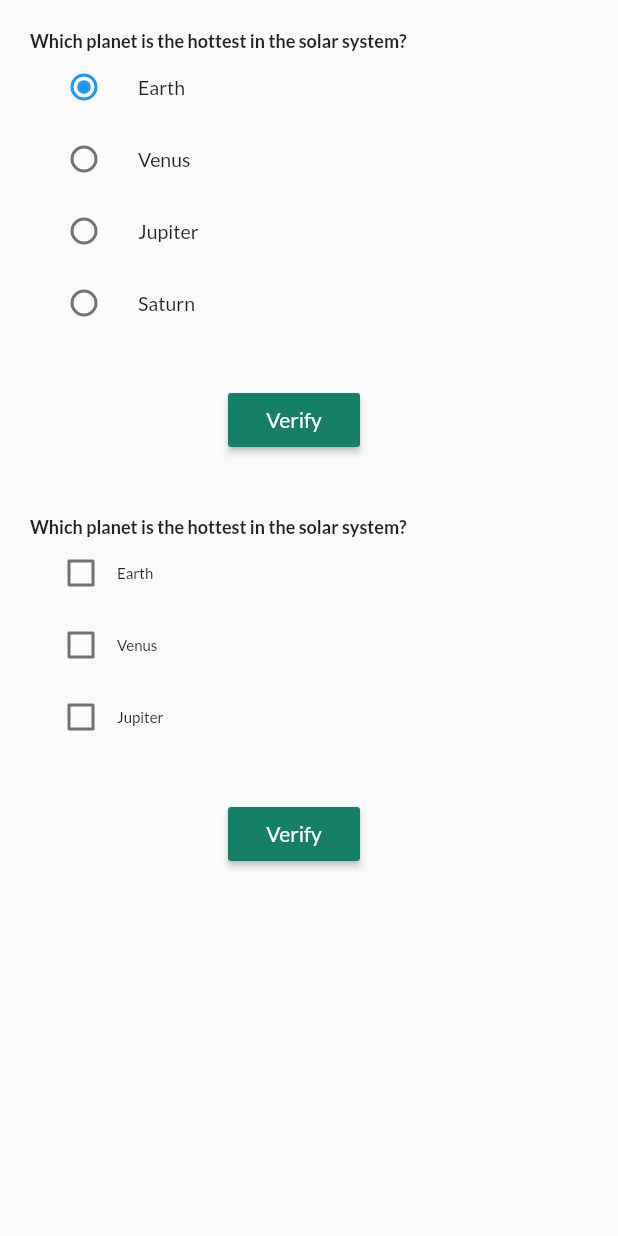
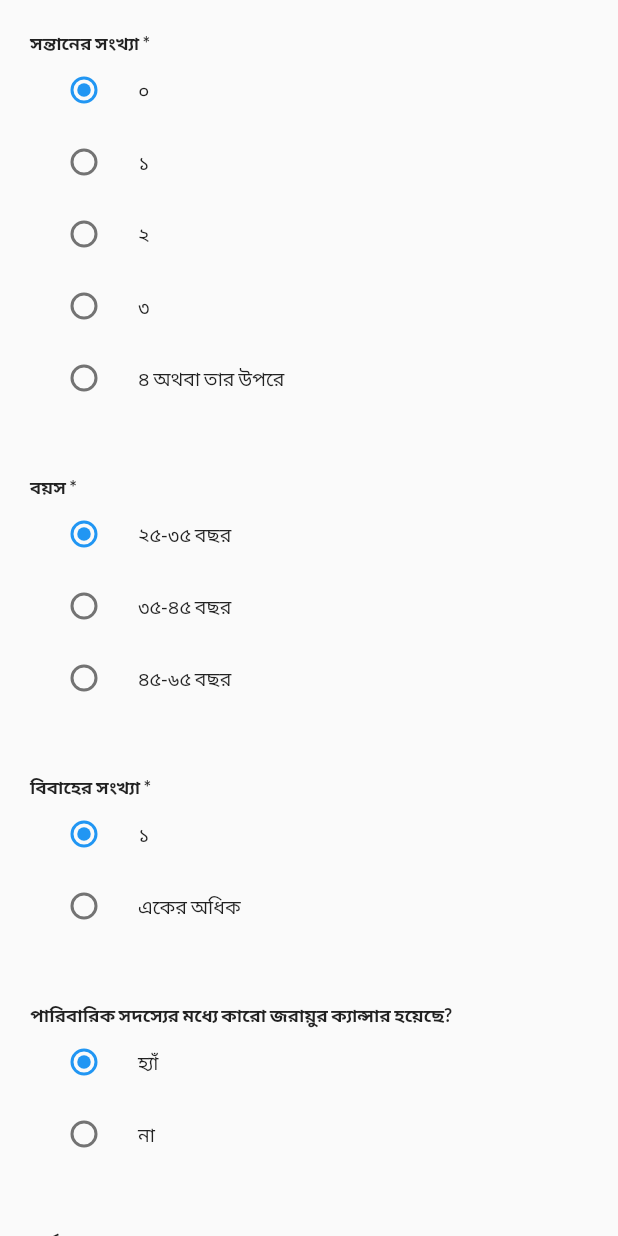
Before and after one commit to Geek-a-Byte/CervivorBD, a Flutter app: the ScreeningPage screen opened directly, on a phone screen of 412 x 824 dp. Run offline on Flutter 3.47's test engine with Material 2 defaults, Android fonts, the phone set to English and light mode, and no system bars; our stand-ins replace flutter_rating_bar, fluttertoast, font_awesome_flutter, google_fonts.

Commit message:
questions ui kichuta done with error

```diff
--- a/cervivorbd/lib/CancerScreening/Screening.dart
+++ b/cervivorbd/lib/CancerScreening/Screening.dart
@@ -15,9 +15,9 @@ class _ScreeningPageState extends State<ScreeningPage> {
         body: ListView.builder(
             physics: const ClampingScrollPhysics(),
             shrinkWrap: true,
-            itemCount: questions2.length,
+            itemCount: questions.length,
             itemBuilder: (context, index) {
-              return QuestionWidget(questions2[index]);
+              return QuestionWidget(questions[index]);
             }));
   }
 }
--- a/cervivorbd/lib/models/question.dart
+++ b/cervivorbd/lib/models/question.dart
@@ -1,21 +1,9 @@
-class Question {
-  String question;
-  String optionA;
-  String optionB;
-  String optionC;
-  String optionD;
-  int type;
-  String ans;
-  Question(this.question, this.optionA, this.optionB, this.optionC,
-      this.optionD, this.ans, this.type);
-}
-
-class Question2 {
+class Question{
   final String question;
   final List<Option> options;
   final int type;
 
-  Question2({
+  Question({
     required this.question,
     required this.options,
     required this.type,
@@ -34,60 +22,58 @@ class Option {
   });
 }
 
-final List<Question> questions = [
+final questions = [
   Question(
-      "'OS' computer abbreviation usually means ?",
-      "Order of Significance",
-      "Open Software",
-      "Operating System",
-      "Optical Sensor",
-      "Operating System",
-      1),
-  Question(
-      "'.MOV' extension refers usually to what kind of file?",
-      "Image file",
-      "Animation/movie file",
-      "Audio file",
-      "MS Office document",
-      "Animation/movie file",
-      2),
-  Question(
-      "Who developed Yahoo?",
-      "Dennis Ritchie & Ken Thompson",
-      "David Filo & Jerry Yang",
-      "Vint Cerf & Robert Kahn",
-      "Steve Case & Jeff Bezos",
-      "Dennis Ritchie & Ken Thompson",
-      2),
-  Question("What does AM mean?", "Angelo marconi", "Anno median",
-      "Amplitude modulation", "Amperes", "Amplitude modulation", 1),
-  Question(
-      "Where is the headquarters of Intel located?",
-      "Redmond, Washington",
-      "Tucson, Arizona",
-      "Santa Clara, California",
-      "Richmond, Virginia",
-      "Santa Clara, California",
-      1)
-];
-
-final questions2 = [
-  Question2(
-    question: 'Which planet is the hottest in the solar system?',
+    question: 'সন্তানের সংখ্যা *',
     options: [
-      const Option(code: 'A', text: 'Earth', isCorrect: false),
-      const Option(code: 'B', text: 'Venus', isCorrect: true),
-      const Option(code: 'C', text: 'Jupiter', isCorrect: false),
-      const Option(code: 'D', text: 'Saturn', isCorrect: false),
+      const Option(code: 'A', text: '০', isCorrect: false),
+      const Option(code: 'B', text: '১', isCorrect: true),
+      const Option(code: 'C', text: '২', isCorrect: false),
+      const Option(code: 'D', text: '৩', isCorrect: false),
+      const Option(code: 'E', text: '৪ অথবা তার উপরে', isCorrect: false),
     ],
     type: 1,
   ),
-    Question2(
-    question: 'Which planet is the hottest in the solar system?',
+   Question(
+    question: 'বয়স *',
     options: [
-      const Option(code: 'A', text: 'Earth', isCorrect: false),
-      const Option(code: 'B', text: 'Venus', isCorrect: true),
-      const Option(code: 'C', text: 'Jupiter', isCorrect: false),
+      const Option(code: 'A', text: '২৫-৩৫ বছর', isCorrect: false),
+      const Option(code: 'B', text: '৩৫-৪৫ বছর', isCorrect: true),
+      const Option(code: 'C', text: '৪৫-৬৫ বছর', isCorrect: true),
+    ],
+    type: 1,
+  ),
+  Question(
+    question: 'বিবাহের সংখ্যা *',
+    options: [
+      const Option(code: 'A', text: '১', isCorrect: false),
+      const Option(code: 'B', text: 'একের অধিক', isCorrect: true),
+    ],
+    type: 1,
+  ),
+  Question(
+    question: 'পারিবারিক সদস্যের মধ্যে কারো জরায়ুর ক্যান্সার হয়েছে?',
+    options: [
+      const Option(code: 'A', text: 'হ্যাঁ', isCorrect: false),
+      const Option(code: 'B', text: 'না', isCorrect: true),
+    ],
+    type: 1,
+  ),
+  Question(
+    question: 'জর্দা অথবা পান খাওয়ার অভ্যাস আছে?',
+    options: [
+      const Option(code: 'A', text: 'হ্যাঁ', isCorrect: false),
+      const Option(code: 'B', text: 'না', isCorrect: true),
+    ],
+    type: 1,
+  ),
+  Question(
+    question: 'নিম্নলিখিত কোন কোন লক্ষণ পূর্বে দেখা দিয়েছে?',
+    options: [
+      const Option(code: 'A', text: 'অনিয়মিত মাসিক চক্র', isCorrect: false),
+      const Option(code: 'B', text: 'যোগাযোগে রক্তপাত (যেমন যৌন মিলনের সময়)', isCorrect: true),
+      const Option(code: 'B', text: 'স্ট্রেইনিংয়ে রক্তপাত (মলত্যাগের সময়)', isCorrect: true),
+      const Option(code: 'B', text: 'অতিরিক্ত সাদা স্রাব যা দুর্গন্ধযুক্ত স্রাব', isCorrect: true),
     ],
     type: 2,
   ),
--- a/cervivorbd/lib/widgets/question_widget.dart
+++ b/cervivorbd/lib/widgets/question_widget.dart
@@ -7,7 +7,7 @@ var clicked = [0, 1, 2, 3, 4];
 
 // ignore: must_be_immutable
 class QuestionWidget extends StatefulWidget {
-  Question2 question;
+  Question question;
   QuestionWidget(
     this.question, {
     Key? key,
@@ -19,7 +19,7 @@ class QuestionWidget extends StatefulWidget {
 }
 
 class _QuestionWidgetState extends State<QuestionWidget> {
-  Question2 item;
+  Question item;
   _QuestionWidgetState(this.item);
 
   int radio = 1;
@@ -31,10 +31,7 @@ class _QuestionWidgetState extends State<QuestionWidget> {
         padding: const EdgeInsets.all(20.0),
         child: Column(children: <Widget>[
           item.type == check ? getCheckBoxWidget(item) : getRadioWidget(item),
-          const SizedBox(
-            height: 30.0,
-          ),
-          actionButton(),
+          // actionButton(),
         ]));
   }
 
@@ -87,7 +84,7 @@ class _QuestionWidgetState extends State<QuestionWidget> {
       Fluttertoast.showToast(msg: msg);
     }
 
-  Widget getRadioWidget(Question2 item) {
+  Widget getRadioWidget(Question item) {
     return Column(
         mainAxisAlignment: MainAxisAlignment.center,
         children: <Widget>[
@@ -120,7 +117,7 @@ class _QuestionWidgetState extends State<QuestionWidget> {
         ]);
   }
 
-  Widget getCheckBoxWidget(Question2 item) {
+  Widget getCheckBoxWidget(Question item) {
     return Column(
         mainAxisAlignment: MainAxisAlignment.center,
         children: <Widget>[
```
